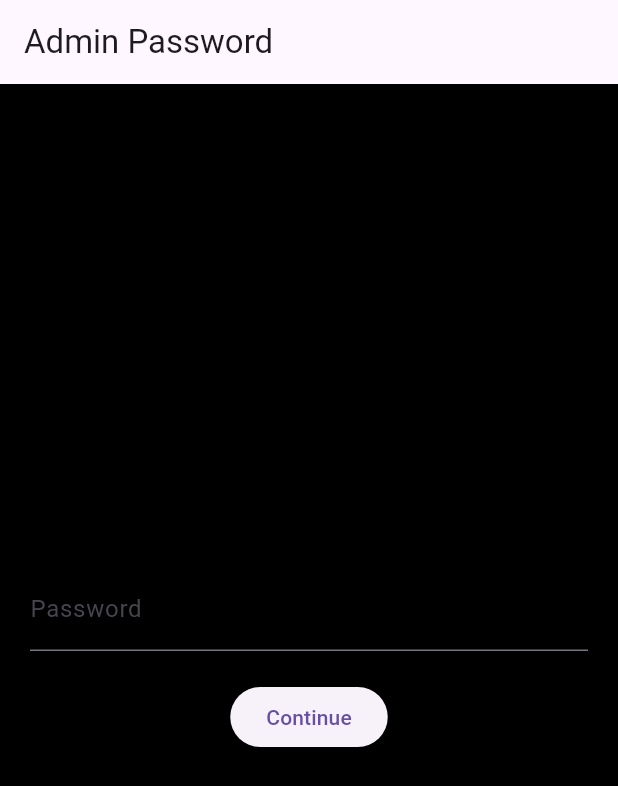
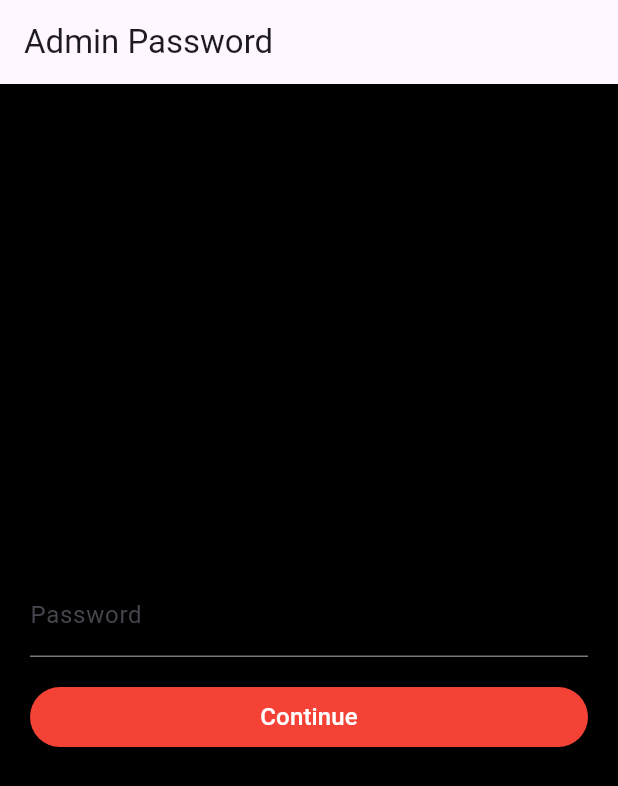
Before and after one commit to imaddamianos/pixandrix, a Flutter app: the screen it shows after launch, after a tap on "Admin Panel", on a phone screen of 412 x 824 dp. Shown: the top 786 px of the screen. Run offline on Flutter 3.47's test engine with Material 3 defaults, Android fonts, the light colour scheme and no system bars.

Commit message:
adding main button

```diff
--- a/lib/admin/admin_pass.dart
+++ b/lib/admin/admin_pass.dart
@@ -1,4 +1,5 @@
 import 'package:flutter/material.dart';
+import 'package:pixandrix/theme/buttons/main_button.dart';
 import 'admin_panel.dart';
 
 class AdminPassPage extends StatefulWidget {
@@ -47,10 +48,10 @@ class _AdminPassPageState extends State<AdminPassPage> {
               ),
             ),
             const SizedBox(height: 20),
-            ElevatedButton(
-              onPressed: _checkPassword,
-              child: const Text('Continue'),
-            ),
+            CustomButton(
+          text: 'Continue',
+          onPressed: _checkPassword,
+        ),
           ],
         ),
       ),
--- a/lib/first_page.dart
+++ b/lib/first_page.dart
@@ -17,7 +17,7 @@ class FirstPage extends StatelessWidget {
             const Text(
   'Who are you?',
   style: TextStyle(
-    fontSize: 18,
+    fontSize: 20,
     fontWeight: FontWeight.bold,
     color: Colors.red, // Example color, replace with your desired color
     // Add more text style properties as needed
--- /dev/null
+++ b/lib/theme/buttons/main_button.dart
@@ -0,0 +1,33 @@
+import 'package:flutter/material.dart';
+
+class CustomButton extends StatelessWidget {
+  final String text;
+  final VoidCallback onPressed;
+
+  const CustomButton({
+    super.key,
+    required this.text,
+    required this.onPressed,
+  });
+
+  @override
+  Widget build(BuildContext context) {
+    return SizedBox(
+      width: double.infinity,
+      height: 40, // Change the height to match the width
+      child: ElevatedButton(
+        onPressed: onPressed,
+        style: ElevatedButton.styleFrom(
+          foregroundColor: Colors.white, backgroundColor: Colors.red,
+        ),
+        child: Text(
+          text,
+          style: const TextStyle(
+            color: Colors.white,
+            fontSize: 16,
+          ),
+        ),
+      ),
+    );
+  }
+}
--- a/lib/theme/custom_theme.dart
+++ b/lib/theme/custom_theme.dart
@@ -5,6 +5,7 @@ const Color primaryColor = Colors.blue;
 const Color accentColor = Colors.green;
 const Color backgroundColor = Color.fromARGB(255, 0, 0, 0);
 const Color textColor = Color.fromARGB(255, 255, 255, 255);
+const Color placeholderColor = Color.fromARGB(159, 255, 255, 255);
 
 // Define custom theme
 final ThemeData customTheme = ThemeData(
@@ -15,7 +16,12 @@ final ThemeData customTheme = ThemeData(
     bodyLarge: TextStyle(color: textColor),
     bodyMedium: TextStyle(color: textColor),
     titleLarge: TextStyle(color: textColor),
+
     // Add more text styles as needed
+  ),
+  inputDecorationTheme: const InputDecorationTheme(
+    hintStyle: TextStyle(color: placeholderColor),
+
   ),
   // colorScheme: ColorScheme(background: backgroundColor, brightness: null, primary: null, onPrimary: null),
 );
```
